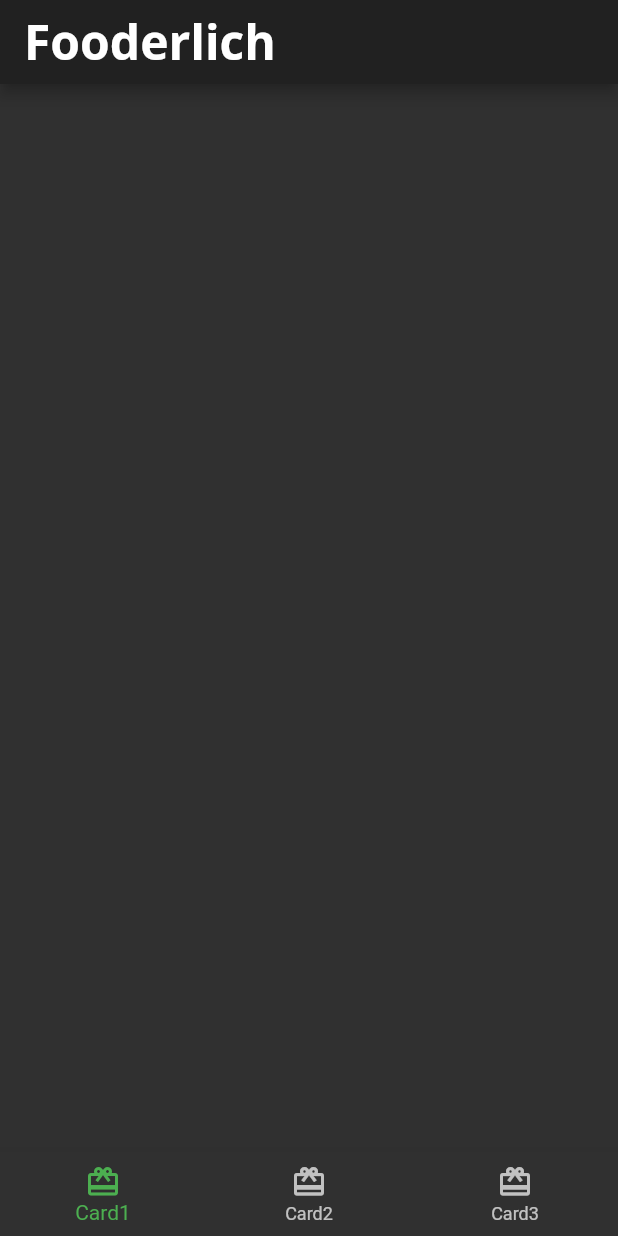
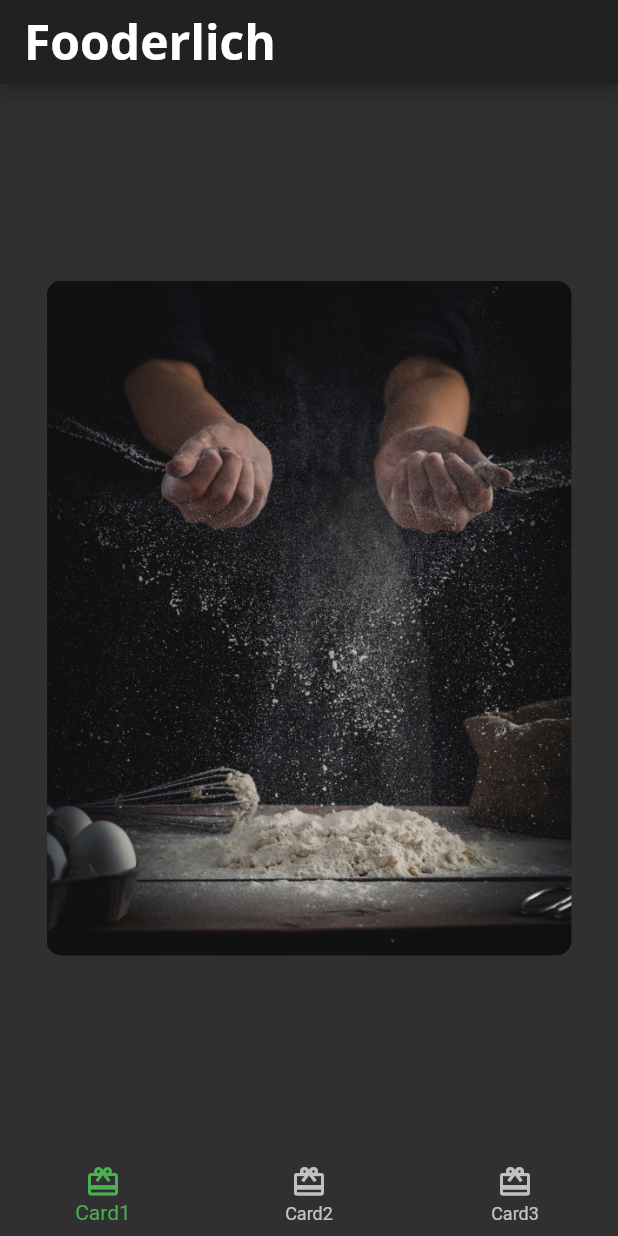
Before and after one commit to eoeefosa/fooderlich, a Flutter app: the screen it shows after launch, on a phone screen of 412 x 824 dp. Run offline on Flutter 3.47's test engine with Material 2 defaults, Android fonts, the phone set to English and light mode, and no system bars; our stand-ins replace google_fonts.

Commit message:
added picture to card1.dart
added padding and contraiint in contaier

```diff
--- a/lib/Card1.dart
+++ b/lib/Card1.dart
@@ -9,7 +9,17 @@ class Card1 extends StatelessWidget {
   @override
   Widget build(BuildContext context) {
     return Center(
-      child: Container(),
+      child: Container(
+        padding: const EdgeInsets.all(16),
+        constraints: const BoxConstraints.expand(width: 350, height: 450),
+        decoration: const BoxDecoration(
+          image: DecorationImage(
+            image: AssetImage('assets/mag1.png'),
+            fit: BoxFit.cover,
+          ),
+          borderRadius: BorderRadius.all(Radius.circular(10.0)),
+        ),
+      ),
     );
   }
 }
```
